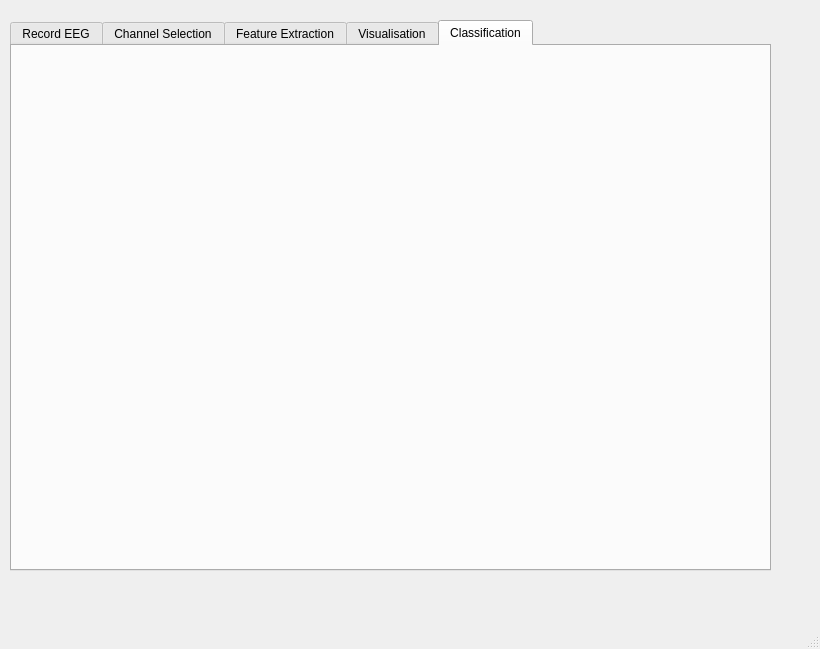
Qt form prototype/trial1.ui (DigvijaySinghParmar/professorX) before a commit.
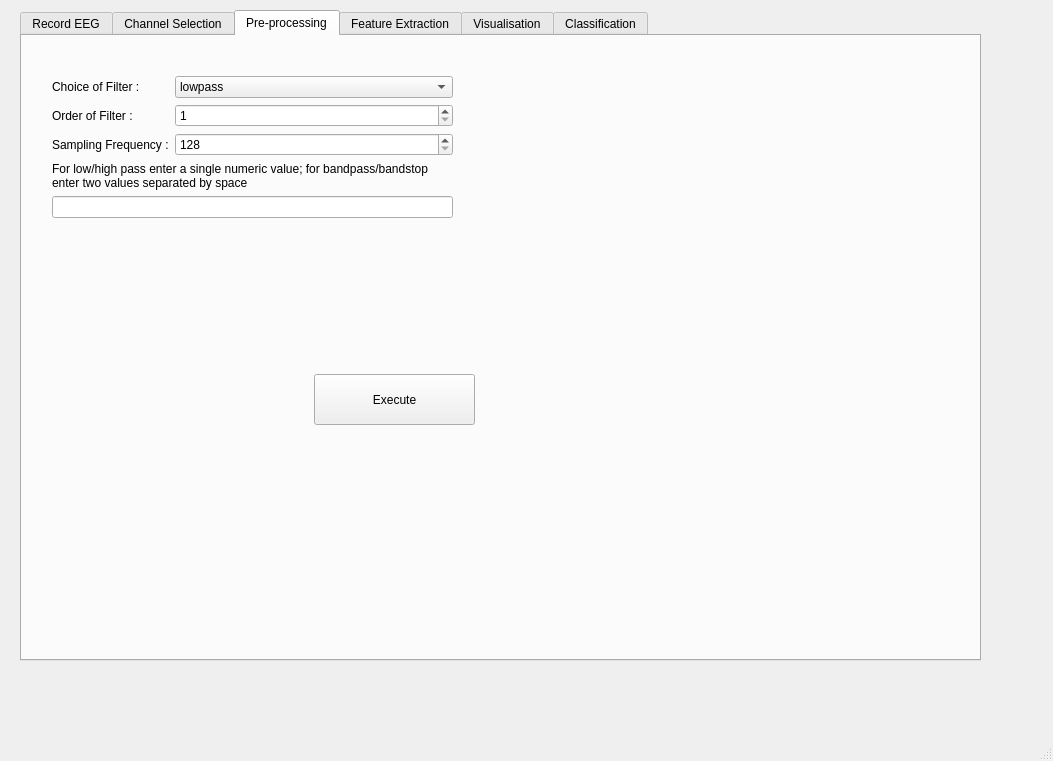
The same form after that commit. Icons and pictures are not drawn.

Commit message: added code for low, high and band filters

Patch:
```diff
--- a/prototype/trial1.ui
+++ b/prototype/trial1.ui
@@ -6,8 +6,8 @@
    <rect>
     <x>0</x>
     <y>0</y>
-    <width>820</width>
-    <height>649</height>
+    <width>1053</width>
+    <height>761</height>
    </rect>
   </property>
   <property name="windowTitle">
@@ -17,14 +17,14 @@
    <widget class="QTabWidget" name="tabWidget">
     <property name="geometry">
      <rect>
-      <x>10</x>
-      <y>20</y>
-      <width>761</width>
-      <height>551</height>
+      <x>20</x>
+      <y>10</y>
+      <width>961</width>
+      <height>651</height>
      </rect>
     </property>
     <property name="currentIndex">
-     <number>4</number>
+     <number>2</number>
     </property>
     <widget class="QWidget" name="tab_5">
      <attribute name="title">
@@ -261,6 +261,118 @@
       </property>
      </widget>
     </widget>
+    <widget class="QWidget" name="tab_4">
+     <attribute name="title">
+      <string>Pre-processing</string>
+     </attribute>
+     <widget class="QPushButton" name="pushButton_9">
+      <property name="geometry">
+       <rect>
+        <x>292</x>
+        <y>338</y>
+        <width>161</width>
+        <height>51</height>
+       </rect>
+      </property>
+      <property name="text">
+       <string>Execute</string>
+      </property>
+     </widget>
+     <widget class="QWidget" name="layoutWidget">
+      <property name="geometry">
+       <rect>
+        <x>30</x>
+        <y>40</y>
+        <width>401</width>
+        <height>241</height>
+       </rect>
+      </property>
+      <layout class="QFormLayout" name="formLayout_2">
+       <item row="0" column="0">
+        <widget class="QLabel" name="label_6">
+         <property name="text">
+          <string>Choice of Filter :</string>
+         </property>
+        </widget>
+       </item>
+       <item row="0" column="1">
+        <widget class="QComboBox" name="comboBox">
+         <item>
+          <property name="text">
+           <string>lowpass</string>
+          </property>
+         </item>
+         <item>
+          <property name="text">
+           <string>highpass</string>
+          </property>
+         </item>
+         <item>
+          <property name="text">
+           <string>bandpass</string>
+          </property>
+         </item>
+         <item>
+          <property name="text">
+           <string>bandstop</string>
+          </property>
+         </item>
+        </widget>
+       </item>
+       <item row="1" column="0">
+        <widget class="QLabel" name="label_7">
+         <property name="text">
+          <string>Order of Filter :</string>
+         </property>
+        </widget>
+       </item>
+       <item row="1" column="1">
+        <widget class="QSpinBox" name="spinBox_5">
+         <property name="minimum">
+          <number>1</number>
+         </property>
+        </widget>
+       </item>
+       <item row="2" column="0">
+        <widget class="QLabel" name="label_8">
+         <property name="text">
+          <string>Sampling Frequency :</string>
+         </property>
+        </widget>
+       </item>
+       <item row="2" column="1">
+        <widget class="QSpinBox" name="spinBox_6">
+         <property name="minimum">
+          <number>128</number>
+         </property>
+         <property name="maximum">
+          <number>1000</number>
+         </property>
+         <property name="singleStep">
+          <number>128</number>
+         </property>
+        </widget>
+       </item>
+       <item row="3" column="0" colspan="2">
+        <layout class="QVBoxLayout" name="verticalLayout_4">
+         <item>
+          <widget class="QLabel" name="label_9">
+           <property name="text">
+            <string>For low/high pass enter a single numeric value; for bandpass/bandstop enter two values separated by space</string>
+           </property>
+           <property name="wordWrap">
+            <bool>true</bool>
+           </property>
+          </widget>
+         </item>
+         <item>
+          <widget class="QLineEdit" name="lineEdit"/>
+         </item>
+        </layout>
+       </item>
+      </layout>
+     </widget>
+    </widget>
     <widget class="QWidget" name="tab">
      <attribute name="title">
       <string>Feature Extraction</string>
```
Left out of the diff: 14 changed lines with no effect on the pictures. The commit also changes 12 other files.
